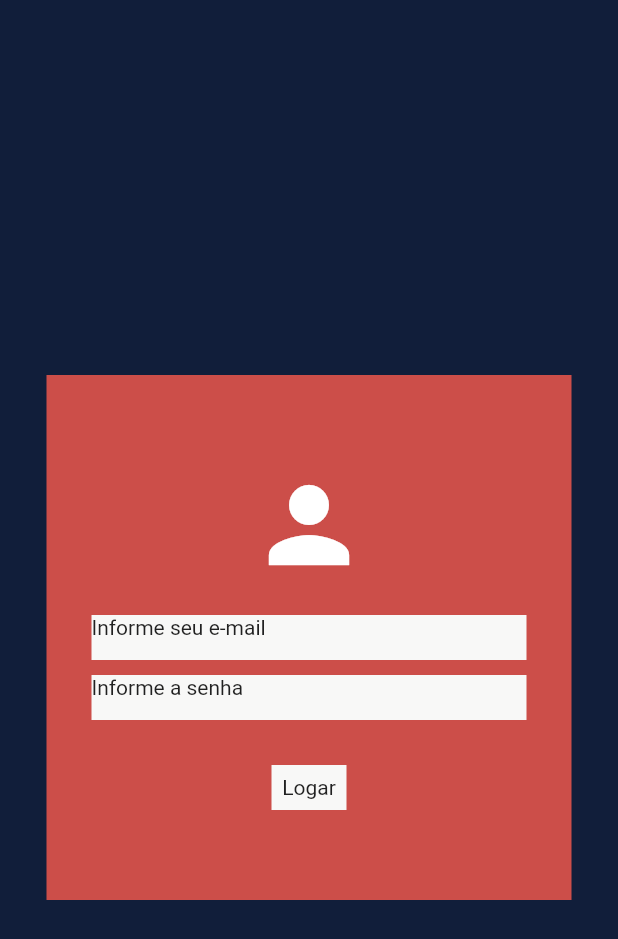
After one commit to eduardoandd/trilhaap, a Flutter app: the screen it shows after launch, on a phone screen of 412 x 824 dp. The commit adds this screen. Shown: the top 939 px of the screen. Run offline on Flutter 3.47's test engine with Material 2 defaults, Android fonts, the phone set to English and light mode, and no system bars; our stand-ins replace google_fonts.

Commit message:
finalizando tela de login

```diff
--- /dev/null
+++ b/lib/pages/login_page.dart
@@ -0,0 +1,72 @@
+
+
+import 'package:flutter/cupertino.dart';
+import 'package:flutter/material.dart';
+
+class LoginPage extends StatefulWidget {
+  const LoginPage({Key? key}) : super(key: key);
+
+  @override
+  State<LoginPage> createState() => _LoginPageState();
+}
+
+class _LoginPageState extends State<LoginPage> {
+  @override
+  Widget build(BuildContext context) {
+    return Scaffold(
+      backgroundColor: Color.fromARGB(255, 17, 30, 58),
+
+      body: SizedBox(
+        width: double.infinity,
+
+        child: Column(
+          // mainAxisAlignment: MainAxisAlignment.center,
+          children: [
+            const SizedBox(height: 250,),
+
+            Container(
+              width: 350,height: 350, color: Color.fromARGB(255, 204, 78, 73) ,
+              child: Container(
+
+                child: Column(
+                  mainAxisAlignment: MainAxisAlignment.center,
+
+                  children: [
+
+                    Container(
+                      margin: const EdgeInsets.only(bottom: 20.0),
+                      child: const Icon(Icons.person, size: 80, color: Colors.white),
+                    ),
+                    Container(
+                      width: double.infinity,
+                      margin: EdgeInsets.symmetric(horizontal:30),height: 30, color:Color.fromARGB(255, 248, 248, 247),
+                      child: Text("Informe seu e-mail"),
+                    ),
+
+                    const SizedBox(height: 10,),
+
+                    Container(
+                      width: double.infinity,
+                      margin: EdgeInsets.symmetric(horizontal:30),height: 30, color:Color.fromARGB(255, 248, 248, 247),
+                      child: Text("Informe a senha"),
+                    ),
+
+                    const SizedBox(height: 30,),
+
+                    Container(
+                      width: 50,
+                      alignment: Alignment.center,
+                      margin: EdgeInsets.symmetric(horizontal:30),height: 30, color:Color.fromARGB(255, 248, 248, 247),
+                      child: Text("Logar"),
+                    ),
+                  ]
+                ),
+              )
+
+            )
+          ],
+        ),
+      ),
+    );
+  }
+}
--- a/lib/pages/my_app.dart
+++ b/lib/pages/my_app.dart
@@ -3,6 +3,7 @@ import 'package:flutter/material.dart';
 import 'package:google_fonts/google_fonts.dart';
 
 import 'home_page.dart' as home;
+import 'login_page.dart';
 
 class MyApp extends StatelessWidget {
   const MyApp({Key? key}) : super(key: key);
@@ -13,9 +14,9 @@ class MyApp extends StatelessWidget {
       debugShowCheckedModeBanner: false,
       theme: ThemeData(
         primarySwatch: Colors.red,
-        textTheme: GoogleFonts.pacificoTextTheme()
+        textTheme: GoogleFonts.robotoTextTheme(),
       ),
-      home: const home.HomePage(),
+      home: const LoginPage(),
     );
   }
 }
```
